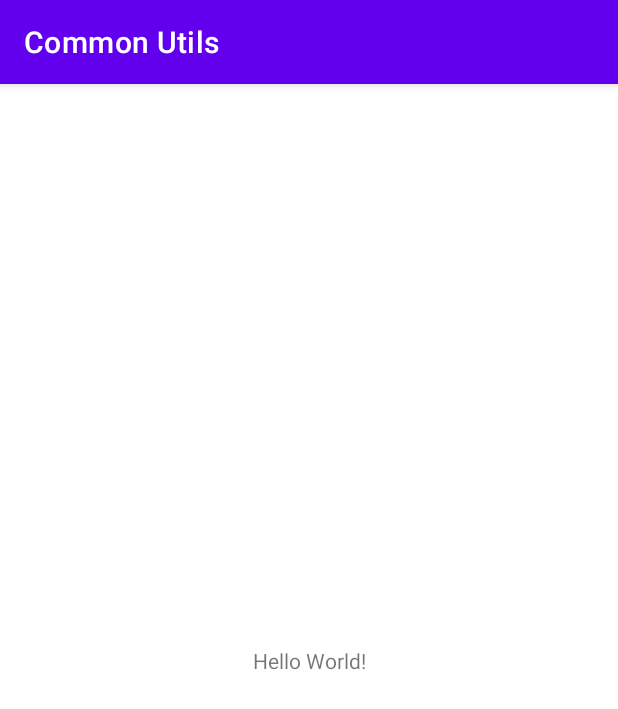
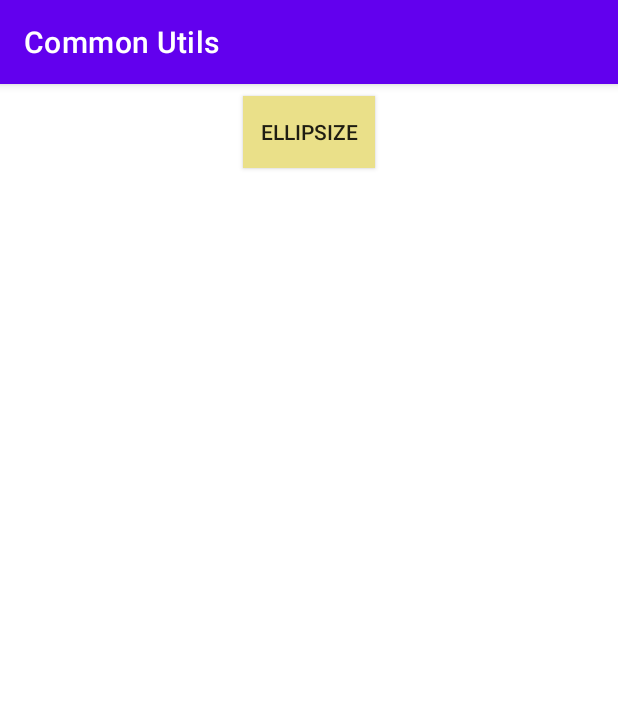
Before and after one commit to quangchien99/common-utils, an Android app: the screen it shows after launch (MainActivity), on a phone screen of 412 x 824 dp. Shown: the top 709 px of the screen. Run offline under Robolectric (Android 15) with nearby library versions, the phone set to English and light mode, and no system bars.

```diff
--- a/app/src/main/AndroidManifest.xml
+++ b/app/src/main/AndroidManifest.xml
@@ -20,6 +20,7 @@
                 <category android:name="android.intent.category.LAUNCHER" />
             </intent-filter>
         </activity>
+        <activity android:name=".ellipsize.EllipsizeTextViewActivity" />
     </application>
 
 </manifest>
--- a/app/src/main/kotlin/com/example/commonutils/MainActivity.kt
+++ b/app/src/main/kotlin/com/example/commonutils/MainActivity.kt
@@ -1,14 +1,23 @@
 package com.example.commonutils
 
+import android.content.Intent
+import android.os.Bundle
+import android.util.Log
+import android.widget.Toast
 import androidx.appcompat.app.AppCompatActivity
-import android.os.Bundle
-import android.widget.TextView
+import com.example.commonutils.databinding.ActivityMainBinding
+import com.example.commonutils.ellipsize.EllipsizeTextViewActivity
 
 class MainActivity : AppCompatActivity() {
     override fun onCreate(savedInstanceState: Bundle?) {
         super.onCreate(savedInstanceState)
-        setContentView(R.layout.activity_main)
-        val tvMain = findViewById<TextView>(R.id.tvMain)
-//        tvMain.setEllipsizedSuffix()
+        val binding = ActivityMainBinding.inflate(layoutInflater)
+        setContentView(binding.root)
+
+        binding.btnEllipsize.setOnClickListener {
+            startActivity(
+                Intent(this, EllipsizeTextViewActivity::class.java)
+            )
+        }
     }
 }
--- a/app/src/main/res/layout/activity_main.xml
+++ b/app/src/main/res/layout/activity_main.xml
@@ -1,19 +1,18 @@
 <?xml version="1.0" encoding="utf-8"?>
-<androidx.constraintlayout.widget.ConstraintLayout xmlns:android="http://schemas.android.com/apk/res/android"
-    xmlns:app="http://schemas.android.com/apk/res-auto"
+<LinearLayout xmlns:android="http://schemas.android.com/apk/res/android"
     xmlns:tools="http://schemas.android.com/tools"
     android:layout_width="match_parent"
     android:layout_height="match_parent"
+    android:background="@color/white"
+    android:gravity="center_horizontal"
+    android:orientation="vertical"
     tools:context=".MainActivity">
 
-    <TextView
-        android:id="@+id/tvMain"
+    <androidx.appcompat.widget.AppCompatButton
+        android:id="@+id/btnEllipsize"
         android:layout_width="wrap_content"
         android:layout_height="wrap_content"
-        android:text="Hello World!"
-        app:layout_constraintBottom_toBottomOf="parent"
-        app:layout_constraintEnd_toEndOf="parent"
-        app:layout_constraintStart_toStartOf="parent"
-        app:layout_constraintTop_toTopOf="parent" />
-
-</androidx.constraintlayout.widget.ConstraintLayout>
+        android:layout_marginTop="8dp"
+        android:background="#FFEAE089"
+        android:text="Ellipsize" />
+</LinearLayout>
--- a/common-utils/build.gradle
+++ b/common-utils/build.gradle
@@ -38,7 +38,7 @@ afterEvaluate {
                 from components.release
                 groupId = 'com.github.quangchien99'
                 artifactId = 'common-utils'
-                version = '1.0.7'
+                version = '1.0.8'
             }
         }
     }
```
Also changed, not shown: app/build.gradle (+7 -0 lines), app/src/main/kotlin/com/example/commonutils/ellipsize/EllipsizeTextViewActivity.kt (added, +31 -0 lines), app/src/main/res/layout/activity_ellipsize_tv.xml (added, +88 -0 lines), common-utils/src/main/kotlin/com/qcp/common_utils/textview/TextViewUtils.kt (+4 -24 lines).
